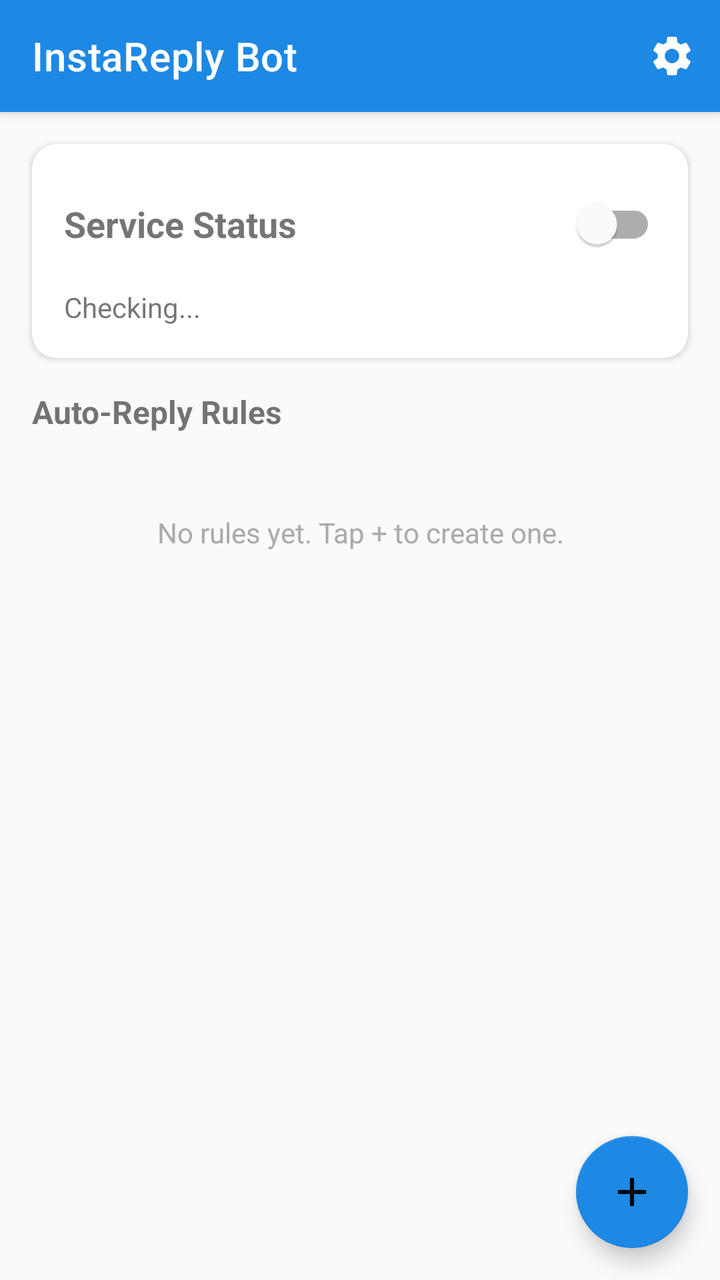
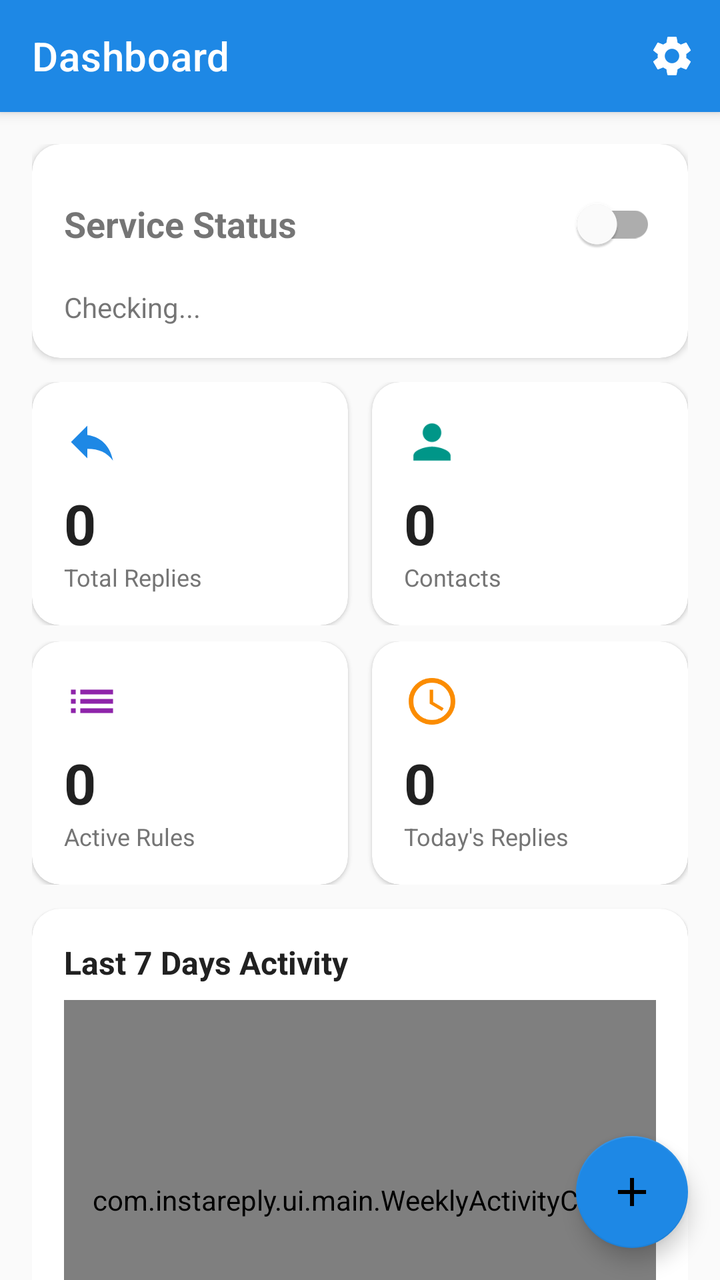

Two renders of the same Android screen: before a commit and after it. Below are the layout's source before the change and the commit's diff.
<!-- AndroidManifest.xml: activity theme Theme.InstaReplyBot -->
<!-- res/layout/activity_main.xml -->
<?xml version="1.0" encoding="utf-8"?>
<androidx.coordinatorlayout.widget.CoordinatorLayout
    xmlns:android="http://schemas.android.com/apk/res/android"
    xmlns:app="http://schemas.android.com/apk/res-auto"
    android:layout_width="match_parent"
    android:layout_height="match_parent"
    android:background="@color/background">

    <com.google.android.material.appbar.AppBarLayout
        android:layout_width="match_parent"
        android:layout_height="wrap_content"
        android:theme="@style/ThemeOverlay.MaterialComponents.Dark.ActionBar">

        <androidx.appcompat.widget.Toolbar
            android:id="@+id/toolbar"
            android:layout_width="match_parent"
            android:layout_height="?attr/actionBarSize"
            android:background="@color/primary"
            app:title="InstaReply Bot"
            app:titleTextColor="@android:color/white">

            <ImageButton
                android:id="@+id/menuSettings"
                android:layout_width="48dp"
                android:layout_height="48dp"
                android:layout_gravity="end"
                android:background="?attr/selectableItemBackgroundBorderless"
                android:src="@drawable/ic_settings"
                android:contentDescription="Settings"
                app:tint="@android:color/white" />

        </androidx.appcompat.widget.Toolbar>

    </com.google.android.material.appbar.AppBarLayout>

    <LinearLayout
        android:layout_width="match_parent"
        android:layout_height="match_parent"
        android:orientation="vertical"
        app:layout_behavior="@string/appbar_scrolling_view_behavior">

        
        <com.google.android.material.card.MaterialCardView
            android:id="@+id/cardServiceStatus"
            android:layout_width="match_parent"
            android:layout_height="wrap_content"
            android:layout_margin="16dp"
            app:cardCornerRadius="12dp"
            app:cardElevation="2dp">

            <LinearLayout
                android:layout_width="match_parent"
                android:layout_height="wrap_content"
                android:orientation="vertical"
                android:padding="16dp">

                <LinearLayout
                    android:layout_width="match_parent"
                    android:layout_height="wrap_content"
                    android:orientation="horizontal"
                    android:gravity="center_vertical">

                    <TextView
                        android:layout_width="0dp"
                        android:layout_height="wrap_content"
                        android:layout_weight="1"
                        android:text="Service Status"
                        android:textSize="18sp"
                        android:textStyle="bold" />

                    <com.google.android.material.switchmaterial.SwitchMaterial
                        android:id="@+id/switchMasterToggle"
                        android:layout_width="wrap_content"
                        android:layout_height="wrap_content" />

                </LinearLayout>

                <TextView
                    android:id="@+id/tvServiceStatus"
                    android:layout_width="match_parent"
                    android:layout_height="wrap_content"
                    android:layout_marginTop="8dp"
                    android:text="Checking..."
                    android:textSize="14sp" />

                <com.google.android.material.button.MaterialButton
                    android:id="@+id/btnNotificationAccess"
                    android:layout_width="match_parent"
                    android:layout_height="wrap_content"
                    android:layout_marginTop="8dp"
                    android:text="Grant Notification Access"
                    android:visibility="gone"
                    style="@style/Widget.MaterialComponents.Button.OutlinedButton" />

                <com.google.android.material.button.MaterialButton
                    android:id="@+id/btnAccessibilityAccess"
                    android:layout_width="match_parent"
                    android:layout_height="wrap_content"
                    android:layout_marginTop="4dp"
                    android:text="Enable Accessibility Service"
                    android:visibility="gone"
                    style="@style/Widget.MaterialComponents.Button.OutlinedButton" />

            </LinearLayout>

        </com.google.android.material.card.MaterialCardView>

        
        <LinearLayout
            android:layout_width="match_parent"
            android:layout_height="0dp"
            android:layout_weight="1"
            android:orientation="vertical"
            android:paddingHorizontal="16dp">

            <TextView
                android:layout_width="match_parent"
                android:layout_height="wrap_content"
                android:text="Auto-Reply Rules"
                android:textSize="16sp"
                android:textStyle="bold"
                android:layout_marginBottom="8dp" />

            <TextView
                android:id="@+id/tvEmptyState"
                android:layout_width="match_parent"
                android:layout_height="wrap_content"
                android:text="No rules yet. Tap + to create one."
                android:textColor="@android:color/darker_gray"
                android:gravity="center"
                android:layout_marginTop="32dp"
                android:visibility="visible" />

            <androidx.recyclerview.widget.RecyclerView
                android:id="@+id/recyclerViewRules"
                android:layout_width="match_parent"
                android:layout_height="match_parent"
                android:clipToPadding="false"
                android:paddingBottom="80dp" />

        </LinearLayout>

    </LinearLayout>

    <com.google.android.material.floatingactionbutton.FloatingActionButton
        android:id="@+id/fabAddRule"
        android:layout_width="wrap_content"
        android:layout_height="wrap_content"
        android:layout_gravity="bottom|end"
        android:layout_margin="16dp"
        android:src="@drawable/ic_add"
        android:contentDescription="Add Rule"
        app:backgroundTint="@color/primary" />

</androidx.coordinatorlayout.widget.CoordinatorLayout>
<!-- resources referenced by this layout -->
<resources>
  <color name="background">#FAFAFA</color>
  <color name="primary">#1E88E5</color>
  <!-- drawable ic_add (drawable) -->
  <vector xmlns:android="http://schemas.android.com/apk/res/android"
      android:width="24dp"
      android:height="24dp"
      android:viewportWidth="24"
      android:viewportHeight="24">
      <path
          android:fillColor="#FFFFFF"
          android:pathData="M19,13h-6v6h-2v-6H5v-2h6V5h2v6h6v2z"/>
  </vector>
  <style name="Theme.InstaReplyBot" parent="Theme.MaterialComponents.Light.NoActionBar">
          <item name="colorPrimary">@color/primary</item>
          <item name="colorPrimaryDark">@color/primary_dark</item>
          <item name="colorAccent">@color/accent</item>
          <item name="android:statusBarColor">@color/primary_dark</item>
          <item name="android:windowBackground">@color/background</item>
      </style>
  <color name="primary_dark">#1565C0</color>
  <color name="accent">#FF6F00</color>
  <!-- unchanged entries left out for length: 1 -->
</resources>

<!-- the commit's change to res/layout/activity_main.xml (unified diff, before → after) -->
@@ -16,7 +16,7 @@
             android:layout_width="match_parent"
             android:layout_height="?attr/actionBarSize"
             android:background="@color/primary"
-            app:title="InstaReply Bot"
+            app:title="Dashboard"
             app:titleTextColor="@android:color/white">
 
             <ImageButton
@@ -33,93 +33,325 @@
 
     </com.google.android.material.appbar.AppBarLayout>
 
-    <LinearLayout
+    <androidx.core.widget.NestedScrollView
         android:layout_width="match_parent"
         android:layout_height="match_parent"
-        android:orientation="vertical"
+        android:fillViewport="true"
         app:layout_behavior="@string/appbar_scrolling_view_behavior">
 
-        
-        <com.google.android.material.card.MaterialCardView
-            android:id="@+id/cardServiceStatus"
+        <LinearLayout
             android:layout_width="match_parent"
             android:layout_height="wrap_content"
-            android:layout_margin="16dp"
-            app:cardCornerRadius="12dp"
-            app:cardElevation="2dp">
-
-            <LinearLayout
-                android:layout_width="match_parent"
-                android:layout_height="wrap_content"
-                android:orientation="vertical"
-                android:padding="16dp">
+            android:orientation="vertical"
+            android:padding="16dp">
+
+            
+            <com.google.android.material.card.MaterialCardView
+                android:id="@+id/cardServiceStatus"
+                android:layout_width="match_parent"
+                android:layout_height="wrap_content"
+                app:cardCornerRadius="14dp"
+                app:cardElevation="2dp">
 
                 <LinearLayout
                     android:layout_width="match_parent"
                     android:layout_height="wrap_content"
-                    android:orientation="horizontal"
-                    android:gravity="center_vertical">
+                    android:orientation="vertical"
+                    android:padding="16dp">
+
+                    <LinearLayout
+                        android:layout_width="match_parent"
+                        android:layout_height="wrap_content"
+                        android:orientation="horizontal"
+                        android:gravity="center_vertical">
+
+                        <TextView
+                            android:layout_width="0dp"
+                            android:layout_height="wrap_content"
+                            android:layout_weight="1"
+                            android:text="Service Status"
+                            android:textSize="18sp"
+                            android:textStyle="bold" />
+
+                        <com.google.android.material.switchmaterial.SwitchMaterial
+                            android:id="@+id/switchMasterToggle"
+                            android:layout_width="wrap_content"
+                            android:layout_height="wrap_content" />
+
+                    </LinearLayout>
 
                     <TextView
-                        android:layout_width="0dp"
-                        android:layout_height="wrap_content"
-                        android:layout_weight="1"
-                        android:text="Service Status"
-                        android:textSize="18sp"
-                        android:textStyle="bold" />
-
-                    <com.google.android.material.switchmaterial.SwitchMaterial
-                        android:id="@+id/switchMasterToggle"
-                        android:layout_width="wrap_content"
-                        android:layout_height="wrap_content" />
+                        android:id="@+id/tvServiceStatus"
+                        android:layout_width="match_parent"
+                        android:layout_height="wrap_content"
+                        android:layout_marginTop="8dp"
+                        android:text="Checking..."
+                        android:textSize="14sp" />
+
+                    <com.google.android.material.button.MaterialButton
+                        android:id="@+id/btnNotificationAccess"
+                        android:layout_width="match_parent"
+                        android:layout_height="wrap_content"
+                        android:layout_marginTop="8dp"
+                        android:text="Grant Notification Access"
+                        android:visibility="gone"
+                        style="@style/Widget.MaterialComponents.Button.OutlinedButton" />
+
+                    <com.google.android.material.button.MaterialButton
+                        android:id="@+id/btnAccessibilityAccess"
+                        android:layout_width="match_parent"
+                        android:layout_height="wrap_content"
+                        android:layout_marginTop="4dp"
+                        android:text="Enable Accessibility Service"
+                        android:visibility="gone"
+                        style="@style/Widget.MaterialComponents.Button.OutlinedButton" />
 
                 </LinearLayout>
 
+            </com.google.android.material.card.MaterialCardView>
+
+            
+            <LinearLayout
+                android:layout_width="match_parent"
+                android:layout_height="wrap_content"
+                android:orientation="horizontal"
+                android:layout_marginTop="12dp">
+
+                <com.google.android.material.card.MaterialCardView
+                    android:layout_width="0dp"
+                    android:layout_height="wrap_content"
+                    android:layout_weight="1"
+                    android:layout_marginEnd="6dp"
+                    app:cardCornerRadius="14dp"
+                    app:cardElevation="1dp">
+
+                    <LinearLayout
+                        android:layout_width="match_parent"
+                        android:layout_height="wrap_content"
+                        android:orientation="vertical"
+                        android:padding="16dp">
+
+                        <ImageView
+                            android:layout_width="28dp"
+                            android:layout_height="28dp"
+                            android:src="@drawable/ic_stat_replies"
+                            app:tint="@color/primary"
+                            android:importantForAccessibility="no" />
+
+                        <TextView
+                            android:id="@+id/tvStatReplies"
+                            android:layout_width="wrap_content"
+                            android:layout_height="wrap_content"
+                            android:layout_marginTop="8dp"
+                            android:text="0"
+                            android:textSize="28sp"
+                            android:textStyle="bold"
+                            android:textColor="@color/text_primary" />
+
+                        <TextView
+                            android:layout_width="wrap_content"
+                            android:layout_height="wrap_content"
+                            android:text="Total Replies"
+                            android:textSize="12sp"
+                            android:textColor="@color/text_secondary" />
+
+                    </LinearLayout>
+
+                </com.google.android.material.card.MaterialCardView>
+
+                <com.google.android.material.card.MaterialCardView
+                    android:layout_width="0dp"
+                    android:layout_height="wrap_content"
+                    android:layout_weight="1"
+                    android:layout_marginStart="6dp"
+                    app:cardCornerRadius="14dp"
+                    app:cardElevation="1dp">
+
+                    <LinearLayout
+                        android:layout_width="match_parent"
+                        android:layout_height="wrap_content"
+                        android:orientation="vertical"
+                        android:padding="16dp">
+
+                        <ImageView
+                            android:layout_width="28dp"
+                            android:layout_height="28dp"
+                            android:src="@drawable/ic_stat_contacts"
+                            app:tint="@color/stat_teal"
+                            android:importantForAccessibility="no" />
+
+                        <TextView
+                            android:id="@+id/tvStatContacts"
+                            android:layout_width="wrap_content"
+                            android:layout_height="wrap_content"
+                            android:layout_marginTop="8dp"
+                            android:text="0"
+                            android:textSize="28sp"
+                            android:textStyle="bold"
+                            android:textColor="@color/text_primary" />
+
+                        <TextView
+                            android:layout_width="wrap_content"
+                            android:layout_height="wrap_content"
+                            android:text="Contacts"
+                            android:textSize="12sp"
+                            android:textColor="@color/text_secondary" />
+
+                    </LinearLayout>
+
+                </com.google.android.material.card.MaterialCardView>
+
+            </LinearLayout>
+
+            <LinearLayout
+                android:layout_width="match_parent"
+                android:layout_height="wrap_content"
+                android:orientation="horizontal"
+                android:layout_marginTop="8dp">
+
+                <com.google.android.material.card.MaterialCardView
+                    android:layout_width="0dp"
+                    android:layout_height="wrap_content"
+                    android:layout_weight="1"
+                    android:layout_marginEnd="6dp"
+                    app:cardCornerRadius="14dp"
+                    app:cardElevation="1dp">
+
+                    <LinearLayout
+                        android:layout_width="match_parent"
+                        android:layout_height="wrap_content"
+                        android:orientation="vertical"
+                        android:padding="16dp">
+
+                        <ImageView
+                            android:layout_width="28dp"
+                            android:layout_height="28dp"
+                            android:src="@drawable/ic_stat_rules"
+                            app:tint="@color/stat_purple"
+                            android:importantForAccessibility="no" />
+
+                        <TextView
+                            android:id="@+id/tvStatRules"
+                            android:layout_width="wrap_content"
+                            android:layout_height="wrap_content"
+                            android:layout_marginTop="8dp"
+                            android:text="0"
+                            android:textSize="28sp"
+                            android:textStyle="bold"
+                            android:textColor="@color/text_primary" />
+
+                        <TextView
+                            android:layout_width="wrap_content"
+                            android:layout_height="wrap_content"
+                            android:text="Active Rules"
+                            android:textSize="12sp"
+                            android:textColor="@color/text_secondary" />
+
+                    </LinearLayout>
+
+                </com.google.android.material.card.MaterialCardView>
+
+                <com.google.android.material.card.MaterialCardView
+                    android:layout_width="0dp"
+                    android:layout_height="wrap_content"
+                    android:layout_weight="1"
+                    android:layout_marginStart="6dp"
+                    app:cardCornerRadius="14dp"
+                    app:cardElevation="1dp">
+
+                    <LinearLayout
+                        android:layout_width="match_parent"
+                        android:layout_height="wrap_content"
+                        android:orientation="vertical"
+                        android:padding="16dp">
+
+                        <ImageView
+                            android:layout_width="28dp"
+                            android:layout_height="28dp"
+                            android:src="@drawable/ic_stat_today"
+                            app:tint="@color/stat_orange"
+                            android:importantForAccessibility="no" />
+
+                        <TextView
+                            android:id="@+id/tvStatToday"
+                            android:layout_width="wrap_content"
+                            android:layout_height="wrap_content"
+                            android:layout_marginTop="8dp"
+                            android:text="0"
+                            android:textSize="28sp"
+                            android:textStyle="bold"
+                            android:textColor="@color/text_primary" />
+
+                        <TextView
+                            android:layout_width="wrap_content"
+                            android:layout_height="wrap_content"
+                            android:text="Today's Replies"
+                            android:textSize="12sp"
+                            android:textColor="@color/text_secondary" />
+
+                    </LinearLayout>
+
+                </com.google.android.material.card.MaterialCardView>
+
+            </LinearLayout>
+
+            
+            <com.google.android.material.card.MaterialCardView
+                android:layout_width="match_parent"
+                android:layout_height="wrap_content"
+                android:layout_marginTop="12dp"
+                app:cardCornerRadius="14dp"
+                app:cardElevation="1dp">
+
+                <LinearLayout
+                    android:layout_width="match_parent"
+                    android:layout_height="wrap_content"
+                    android:orientation="vertical"
+                    android:padding="16dp">
+
+                    <TextView
+                        android:layout_width="match_parent"
+                        android:layout_height="wrap_content"
+                        android:text="Last 7 Days Activity"
+                        android:textSize="16sp"
+                        android:textStyle="bold"
+                        android:textColor="@color/text_primary" />
+
+                    <com.instareply.ui.main.WeeklyActivityChart
+                        android:id="@+id/chartWeekly"
+                        android:layout_width="match_parent"
+                        android:layout_height="200dp"
+                        android:layout_marginTop="8dp" />
+
+                </LinearLayout>
+
+            </com.google.android.material.card.MaterialCardView>
+
+            
+            <LinearLayout
+                android:layout_width="match_parent"
+                android:layout_height="wrap_content"
+                android:orientation="horizontal"
+                android:layout_marginTop="16dp">
+
                 <TextView
-                    android:id="@+id/tvServiceStatus"
-                    android:layout_width="match_parent"
-                    android:layout_height="wrap_content"
-                    android:layout_marginTop="8dp"
-                    android:text="Checking..."
-                    android:textSize="14sp" />
-
-                <com.google.android.material.button.MaterialButton
-                    android:id="@+id/btnNotificationAccess"
-                    android:layout_width="match_parent"
-                    android:layout_height="wrap_content"
-                    android:layout_marginTop="8dp"
-                    android:text="Grant Notification Access"
-                    android:visibility="gone"
-                    style="@style/Widget.MaterialComponents.Button.OutlinedButton" />
-
-                <com.google.android.material.button.MaterialButton
-                    android:id="@+id/btnAccessibilityAccess"
-                    android:layout_width="match_parent"
-                    android:layout_height="wrap_content"
-                    android:layout_marginTop="4dp"
-                    android:text="Enable Accessibility Service"
-                    android:visibility="gone"
-                    style="@style/Widget.MaterialComponents.Button.OutlinedButton" />
+                    android:layout_width="0dp"
+                    android:layout_height="wrap_content"
+                    android:layout_weight="1"
+                    android:text="Auto-Reply Rules"
+                    android:textSize="16sp"
+                    android:textStyle="bold"
+                    android:textColor="@color/text_primary" />
+
+                <TextView
+                    android:id="@+id/tvRuleCount"
+                    android:layout_width="wrap_content"
+                    android:layout_height="wrap_content"
+                    android:text=""
+                    android:textSize="13sp"
+                    android:textColor="@color/text_secondary" />
 
             </LinearLayout>
-
-        </com.google.android.material.card.MaterialCardView>
-
-        
-        <LinearLayout
-            android:layout_width="match_parent"
-            android:layout_height="0dp"
-            android:layout_weight="1"
-            android:orientation="vertical"
-            android:paddingHorizontal="16dp">
-
-            <TextView
-                android:layout_width="match_parent"
-                android:layout_height="wrap_content"
-                android:text="Auto-Reply Rules"
-                android:textSize="16sp"
-                android:textStyle="bold"
-                android:layout_marginBottom="8dp" />
 
             <TextView
                 android:id="@+id/tvEmptyState"
@@ -128,19 +360,22 @@
                 android:text="No rules yet. Tap + to create one."
                 android:textColor="@android:color/darker_gray"
                 android:gravity="center"
-                android:layout_marginTop="32dp"
+                android:layout_marginTop="24dp"
+                android:layout_marginBottom="16dp"
                 android:visibility="visible" />
 
             <androidx.recyclerview.widget.RecyclerView
                 android:id="@+id/recyclerViewRules"
                 android:layout_width="match_parent"
-                android:layout_height="match_parent"
+                android:layout_height="wrap_content"
+                android:nestedScrollingEnabled="false"
+                android:overScrollMode="never"
                 android:clipToPadding="false"
-                android:paddingBottom="80dp" />
+                android:paddingBottom="8dp" />
 
         </LinearLayout>
 
-    </LinearLayout>
+    </androidx.core.widget.NestedScrollView>
 
     <com.google.android.material.floatingactionbutton.FloatingActionButton
         android:id="@+id/fabAddRule"
<!-- resource entries referenced after the edit -->
@@ -2,6 +2,11 @@
 <resources>
   <color name="background">#FAFAFA</color>
   <color name="primary">#1E88E5</color>
+  <color name="stat_orange">#FB8C00</color>
+  <color name="stat_purple">#8E24AA</color>
+  <color name="stat_teal">#009688</color>
+  <color name="text_primary">#212121</color>
+  <color name="text_secondary">#757575</color>
   <!-- drawable ic_add (drawable) -->
   <vector xmlns:android="http://schemas.android.com/apk/res/android"
       android:width="24dp"
@@ -11,6 +16,46 @@
       <path
           android:fillColor="#FFFFFF"
           android:pathData="M19,13h-6v6h-2v-6H5v-2h6V5h2v6h6v2z"/>
+  </vector>
+  <!-- drawable ic_stat_contacts (drawable) -->
+  <vector xmlns:android="http://schemas.android.com/apk/res/android"
+      android:width="24dp"
+      android:height="24dp"
+      android:viewportWidth="24"
+      android:viewportHeight="24">
+      <path
+          android:fillColor="#FF000000"
+          android:pathData="M12,12c2.21,0 4,-1.79 4,-4s-1.79,-4 -4,-4 -4,1.79 -4,4 1.79,4 4,4zM12,14c-2.67,0 -8,1.34 -8,4v2h16v-2c0,-2.66 -5.33,-4 -8,-4z"/>
+  </vector>
+  <!-- drawable ic_stat_replies (drawable) -->
+  <vector xmlns:android="http://schemas.android.com/apk/res/android"
+      android:width="24dp"
+      android:height="24dp"
+      android:viewportWidth="24"
+      android:viewportHeight="24">
+      <path
+          android:fillColor="#FF000000"
+          android:pathData="M10,9V5l-7,7 7,7v-4.1c5,0 8.5,1.6 11,5.1 -1,-5 -4,-10 -11,-11z"/>
+  </vector>
+  <!-- drawable ic_stat_rules (drawable) -->
+  <vector xmlns:android="http://schemas.android.com/apk/res/android"
+      android:width="24dp"
+      android:height="24dp"
+      android:viewportWidth="24"
+      android:viewportHeight="24">
+      <path
+          android:fillColor="#FF000000"
+          android:pathData="M3,13h2v-2L3,11v2zM3,17h2v-2L3,15v2zM3,9h2L5,7L3,7v2zM7,13h14v-2L7,11v2zM7,17h14v-2L7,15v2zM7,7v2h14L21,7L7,7z"/>
+  </vector>
+  <!-- drawable ic_stat_today (drawable) -->
+  <vector xmlns:android="http://schemas.android.com/apk/res/android"
+      android:width="24dp"
+      android:height="24dp"
+      android:viewportWidth="24"
+      android:viewportHeight="24">
+      <path
+          android:fillColor="#FF000000"
+          android:pathData="M11.99,2C6.47,2 2,6.48 2,12s4.47,10 9.99,10C17.52,22 22,17.52 22,12S17.52,2 11.99,2zM12,20c-4.42,0 -8,-3.58 -8,-8s3.58,-8 8,-8 8,3.58 8,8 -3.58,8 -8,8zM12.5,7H11v6l5.25,3.15 0.75,-1.23 -4.5,-2.67z"/>
   </vector>
   <style name="Theme.InstaReplyBot" parent="Theme.MaterialComponents.Light.NoActionBar">
           <item name="colorPrimary">@color/primary</item>
